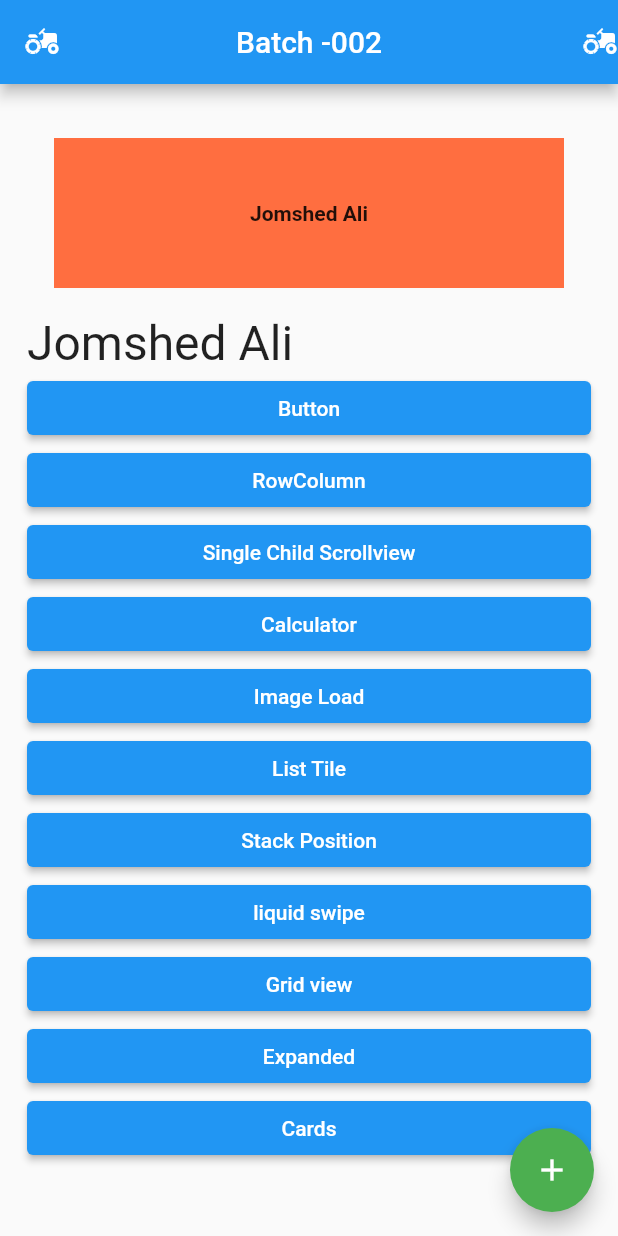
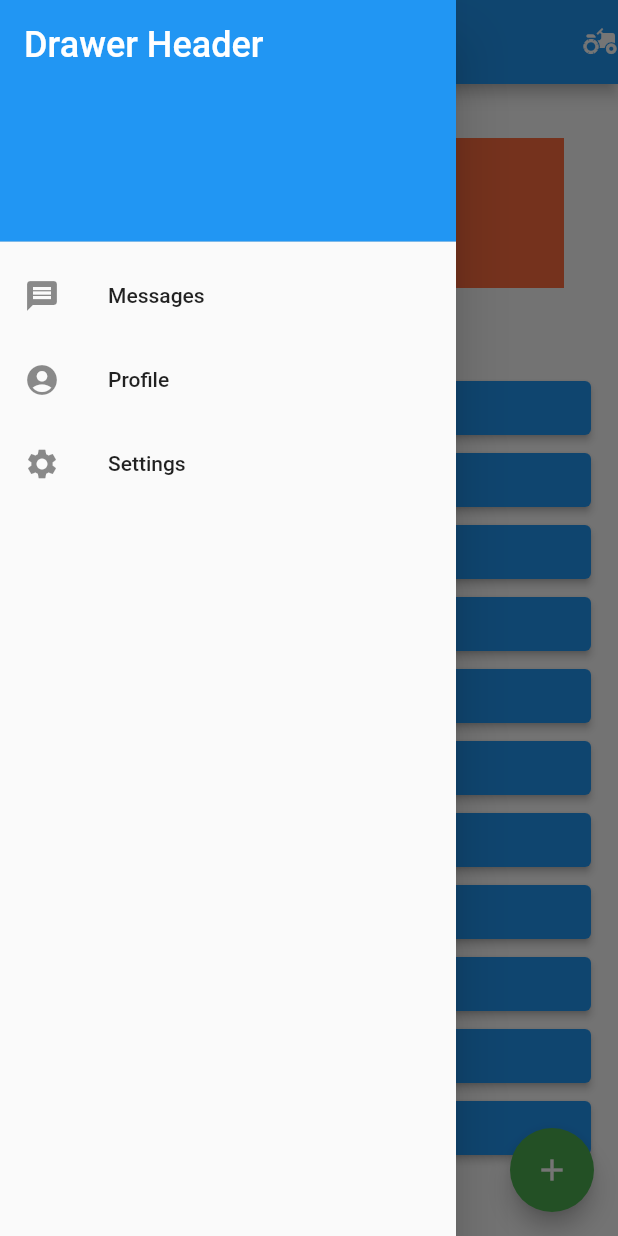
Before and after one commit to jihanislam007/ict_appdevelopment_batch02, a Flutter app: the screen it shows after launch, with the side drawer open (before the commit the screen has no drawer), on a phone screen of 412 x 824 dp. Run offline on Flutter 3.47's test engine with Material 2 defaults, Android fonts, the phone set to English and light mode, and no system bars; our stand-ins replace liquid_swipe.

Commit message:
Class - 16(Drawer)

```diff
--- a/lib/SecondPage.dart
+++ b/lib/SecondPage.dart
@@ -16,9 +16,44 @@ import 'ThirdPage.dart';
 class SecondPage extends StatelessWidget {
   @override
   Widget build(BuildContext context) {
-    return Scaffold(
+    return MaterialApp(
+      home:
+      Scaffold(
+
+        drawer: Drawer(
+          child: ListView(
+            padding: EdgeInsets.zero,
+            children: const <Widget>[
+              DrawerHeader(
+                decoration: BoxDecoration(
+                  color: Colors.blue,
+                ),
+                child: Text(
+                  'Drawer Header',
+                  style: TextStyle(
+                    color: Colors.white,
+                    fontSize: 24,
+                  ),
+                ),
+              ),
+              ListTile(
+                leading: Icon(Icons.message),
+                title: Text('Messages'),
+              ),
+              ListTile(
+                leading: Icon(Icons.account_circle),
+                title: Text('Profile'),
+              ),
+              ListTile(
+                leading: Icon(Icons.settings),
+                title: Text('Settings'),
+              ),
+            ],
+          ),
+        ),
+
           appBar: AppBar(
-          leading: Icon(Icons.agriculture),
+            //leading: Icon(Icons.agriculture),
             actions: [Icon(Icons.agriculture)],
             title: Text("Batch -002"),
             centerTitle: true,
@@ -146,6 +181,7 @@ class SecondPage extends StatelessWidget {
           child: Icon(Icons.add,),
           ),
           //)
+          ),
     );
   }
 }
```
Also changed, not shown: lib/Gridviews.dart (+133 -25 lines). Lines whose indentation alone changed are shown as unchanged.
